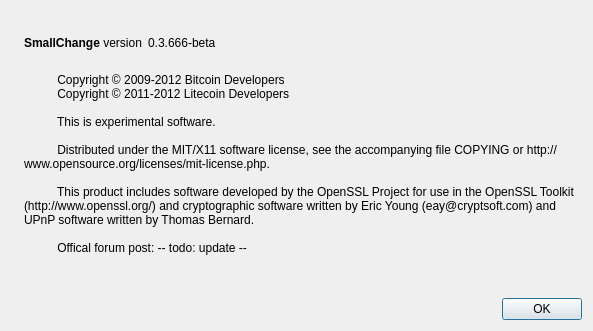
This is src/qt/forms/aboutdialog.ui in waque/bubblethecoin as Qt 5 draws it before an edit. The edited form follows.
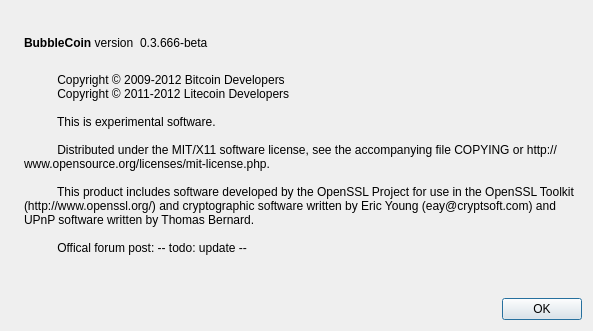
This is the edited form. Icons and pictures are not drawn.

```diff
--- a/src/qt/forms/aboutdialog.ui
+++ b/src/qt/forms/aboutdialog.ui
@@ -50,7 +50,7 @@
           <cursorShape>IBeamCursor</cursorShape>
          </property>
          <property name="text">
-          <string>&lt;b&gt;SmallChange&lt;/b&gt; version</string>
+          <string>&lt;b&gt;BubbleCoin&lt;/b&gt; version</string>
          </property>
          <property name="textInteractionFlags">
           <set>Qt::LinksAccessibleByMouse|Qt::TextSelectableByKeyboard|Qt::TextSelectableByMouse</set>
```
Left out of the diff: 2 changed lines with no effect on the pictures.
